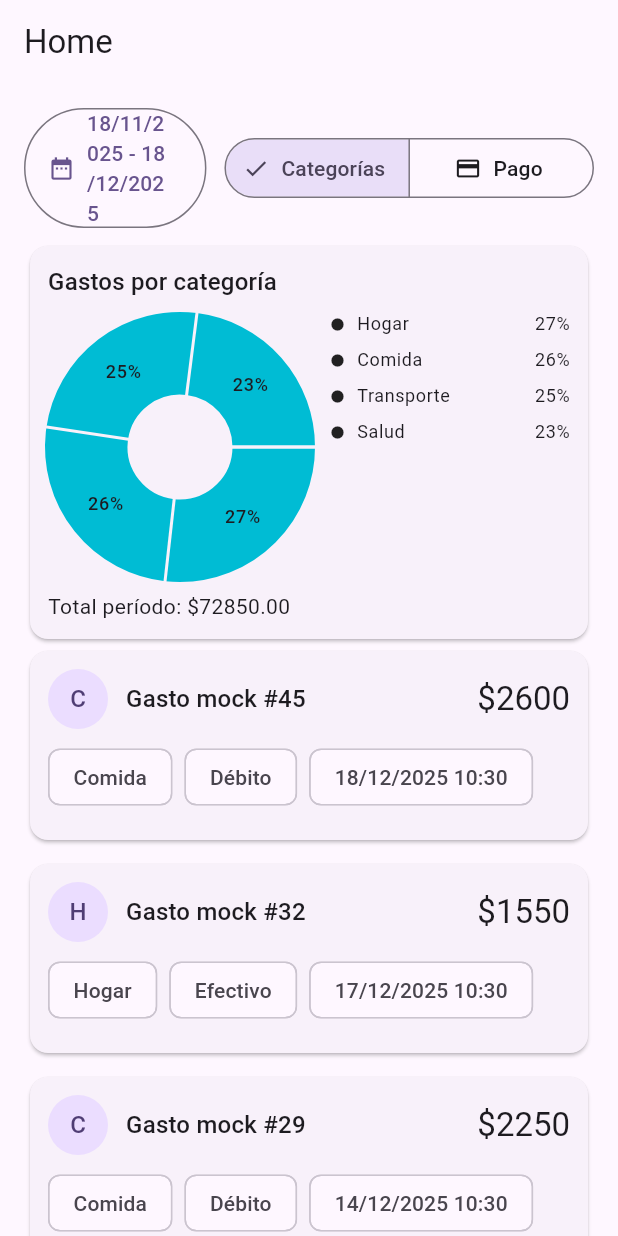
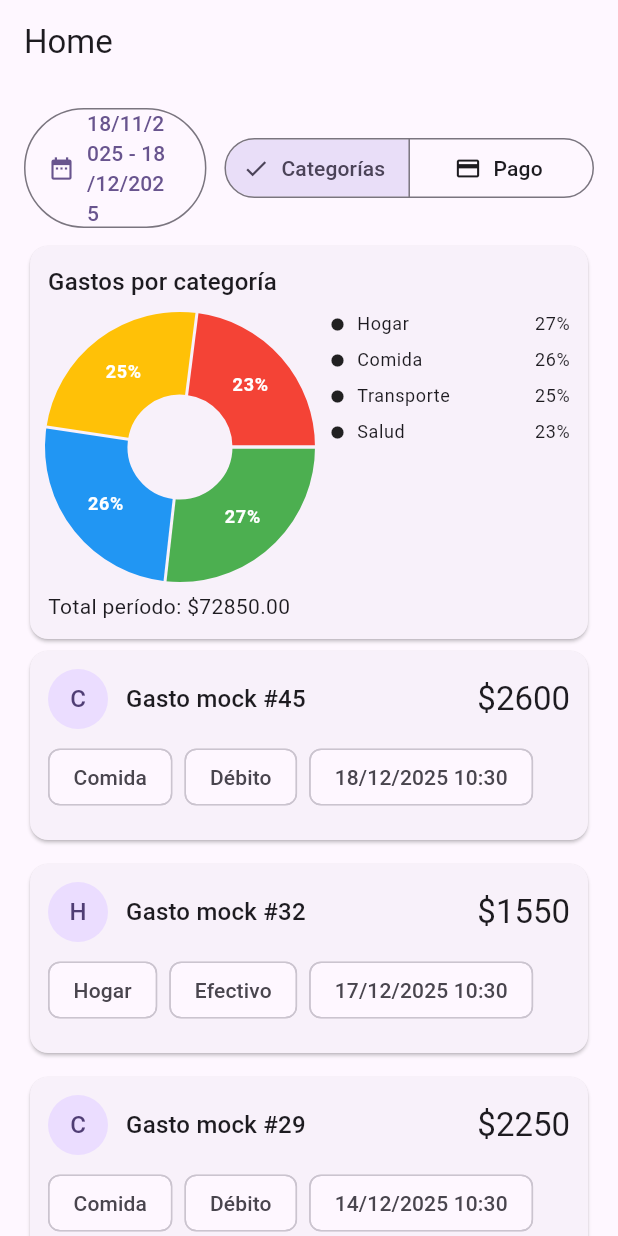
Before and after one commit to AgustinIzaguirre/expense-tracker, a Flutter app: the screen it shows after launch, on a phone screen of 412 x 824 dp. Run offline on Flutter 3.47's test engine with Material 3 defaults, Android fonts, the phone set to English and light mode, and no system bars; drawn by our look-alikes of fl_chart.

Commit message:
Update pie chart colours

```diff
--- a/lib/widgets/pie_chart_card.dart
+++ b/lib/widgets/pie_chart_card.dart
@@ -2,9 +2,19 @@ import 'package:flutter/material.dart';
 import 'package:fl_chart/fl_chart.dart';
 import 'expenses_legend.dart';
 
+const pieColors = [
+  Color(0xFF4CAF50), // verde
+  Color(0xFF2196F3), // azul
+  Color(0xFFFFC107), // amarillo
+  Color(0xFFF44336), // rojo
+  Color(0xFF9C27B0), // violeta
+  Color(0xFF009688), // teal
+];
+
 class PieChartCard extends StatelessWidget {
   final String title;
   final Map<String, double> totals;
+
 
   const PieChartCard({
     super.key,
@@ -25,19 +35,27 @@ class PieChartCard extends StatelessWidget {
         entries.skip(maxSlices).fold<double>(0, (a, e) => a + e.value);
 
     final sections = <PieChartSectionData>[
-      for (final e in displayed)
+      for (int i = 0; i < displayed.length; i++)
         PieChartSectionData(
-          value: e.value,
-          title: '${_pct(e.value, totalAmount)}%',
+          value: displayed[i].value,
+          title: '${_pct(displayed[i].value, totalAmount)}%',
           radius: 55,
-          titleStyle: Theme.of(context).textTheme.labelMedium,
+          color: pieColors[i % pieColors.length],
+          titleStyle: Theme.of(context).textTheme.labelMedium?.copyWith(
+                fontWeight: FontWeight.w700,
+                color: Colors.white,
+              ),
         ),
       if (othersSum > 0)
         PieChartSectionData(
           value: othersSum,
           title: '${_pct(othersSum, totalAmount)}%',
           radius: 55,
-          titleStyle: Theme.of(context).textTheme.labelMedium,
+          color: pieColors[displayed.length % pieColors.length],
+          titleStyle: Theme.of(context).textTheme.labelMedium?.copyWith(
+                fontWeight: FontWeight.w700,
+                color: Colors.white,
+              ),
         ),
     ];
 
```
